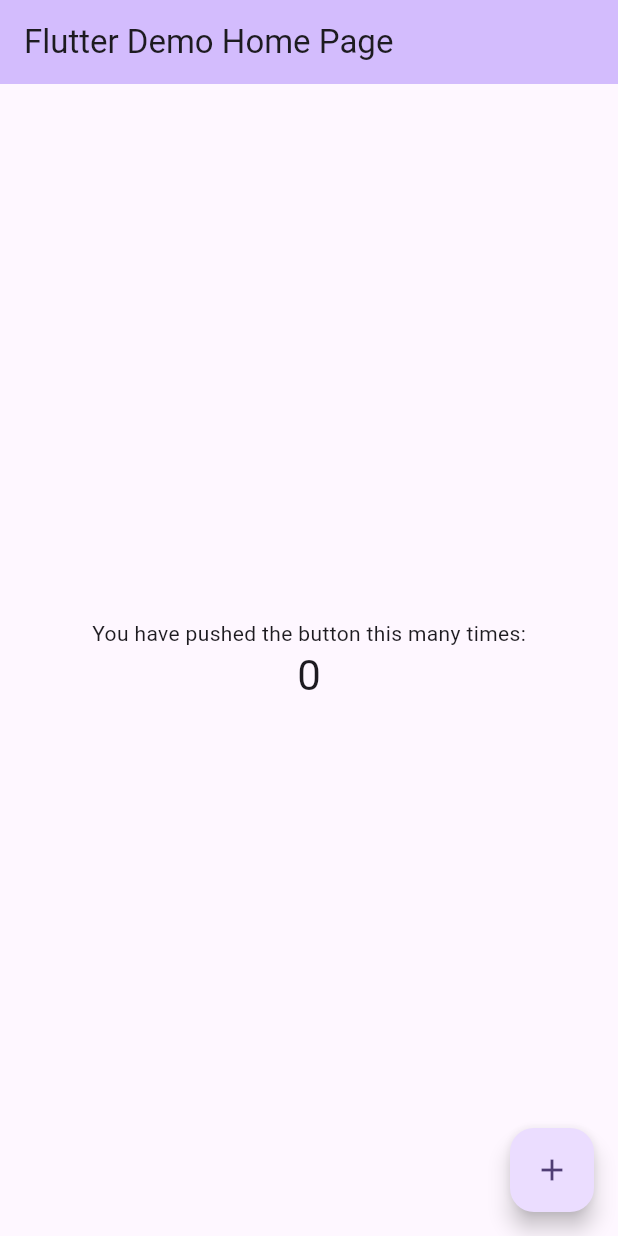
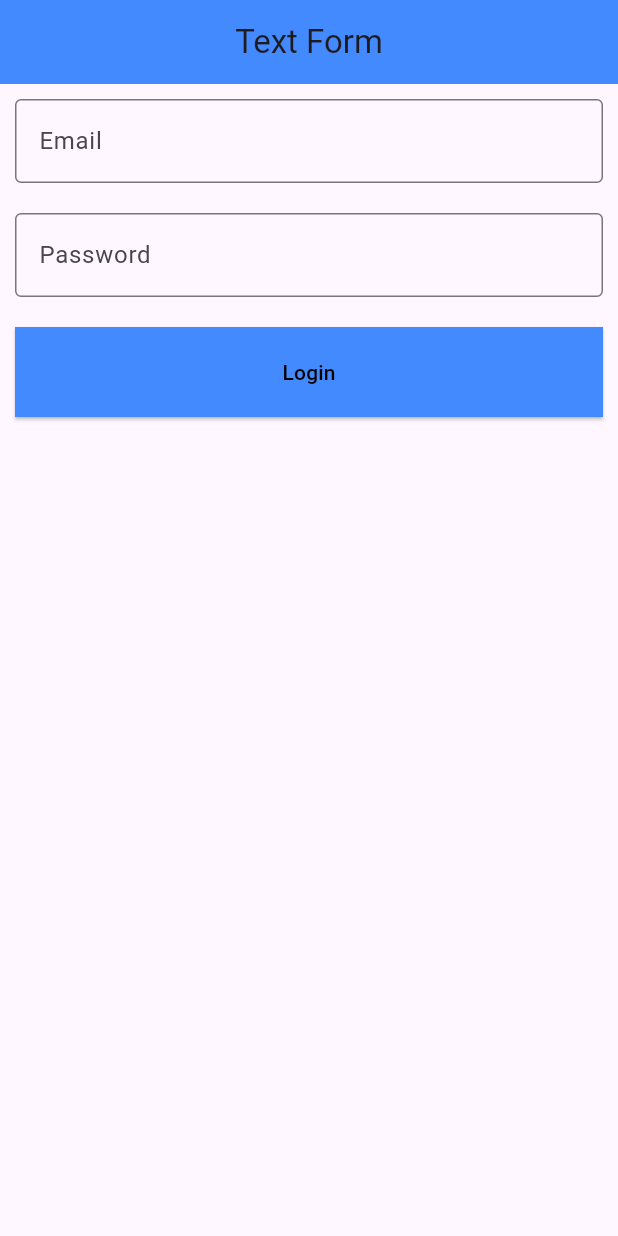
Before and after one commit to shamim36/PR-Test, a Flutter app: the screen it shows after launch, on a phone screen of 412 x 824 dp. Run offline on Flutter 3.47's test engine with Material 3 defaults, Android fonts, the phone set to English and light mode, and no system bars.

Commit message:
Texfield Style Form For Login Page Sample COde

```diff
--- a/lib/main.dart
+++ b/lib/main.dart
@@ -1,125 +1,70 @@
 import 'package:flutter/material.dart';
 
-void main() {
-  runApp(const MyApp());
-}
+void main() => runApp(const MyApp());
 
 class MyApp extends StatelessWidget {
   const MyApp({super.key});
 
-  // This widget is the root of your application.
   @override
   Widget build(BuildContext context) {
     return MaterialApp(
-      title: 'Flutter Demo',
-      theme: ThemeData(
-        // This is the theme of your application.
-        //
-        // TRY THIS: Try running your application with "flutter run". You'll see
-        // the application has a purple toolbar. Then, without quitting the app,
-        // try changing the seedColor in the colorScheme below to Colors.green
-        // and then invoke "hot reload" (save your changes or press the "hot
-        // reload" button in a Flutter-supported IDE, or press "r" if you used
-        // the command line to start the app).
-        //
-        // Notice that the counter didn't reset back to zero; the application
-        // state is not lost during the reload. To reset the state, use hot
-        // restart instead.
-        //
-        // This works for code too, not just values: Most code changes can be
-        // tested with just a hot reload.
-        colorScheme: ColorScheme.fromSeed(seedColor: Colors.deepPurple),
-        useMaterial3: true,
-      ),
-      home: const MyHomePage(title: 'Flutter Demo Home Page'),
+      title: ('Practice'),
+      color: Colors.blueAccent,
+      debugShowCheckedModeBanner: true,
+      home: Home(),
     );
   }
 }
 
-class MyHomePage extends StatefulWidget {
-  const MyHomePage({super.key, required this.title});
+class Home extends StatelessWidget {
+  Home({super.key});
 
-  // This widget is the home page of your application. It is stateful, meaning
-  // that it has a State object (defined below) that contains fields that affect
-  // how it looks.
-
-  // This class is the configuration for the state. It holds the values (in this
-  // case the title) provided by the parent (in this case the App widget) and
-  // used by the build method of the State. Fields in a Widget subclass are
-  // always marked "final".
-
-  final String title;
-
-  @override
-  State<MyHomePage> createState() => _MyHomePageState();
-}
-
-class _MyHomePageState extends State<MyHomePage> {
-  int _counter = 0;
-
-  void _incrementCounter() {
-    setState(() {
-      // This call to setState tells the Flutter framework that something has
-      // changed in this State, which causes it to rerun the build method below
-      // so that the display can reflect the updated values. If we changed
-      // _counter without calling setState(), then the build method would not be
-      // called again, and so nothing would appear to happen.
-      _counter++;
-    });
-  }
+  ButtonStyle buttonStyle = ElevatedButton.styleFrom(
+    minimumSize: const Size(double.infinity, 60),
+    backgroundColor: Colors.blueAccent,
+    foregroundColor: Colors.black,
+    shape: const RoundedRectangleBorder(
+      borderRadius: BorderRadiusDirectional.horizontal(),
+    ),
+  );
 
   @override
   Widget build(BuildContext context) {
-    // This method is rerun every time setState is called, for instance as done
-    // by the _incrementCounter method above.
-    //
-    // The Flutter framework has been optimized to make rerunning build methods
-    // fast, so that you can just rebuild anything that needs updating rather
-    // than having to individually change instances of widgets.
     return Scaffold(
       appBar: AppBar(
-        // TRY THIS: Try changing the color here to a specific color (to
-        // Colors.amber, perhaps?) and trigger a hot reload to see the AppBar
-        // change color while the other colors stay the same.
-        backgroundColor: Theme.of(context).colorScheme.inversePrimary,
-        // Here we take the value from the MyHomePage object that was created by
-        // the App.build method, and use it to set our appbar title.
-        title: Text(widget.title),
+        title: const Center(child: Text('Text Form')),
+        backgroundColor: Colors.blueAccent,
       ),
-      body: Center(
-        // Center is a layout widget. It takes a single child and positions it
-        // in the middle of the parent.
-        child: Column(
-          // Column is also a layout widget. It takes a list of children and
-          // arranges them vertically. By default, it sizes itself to fit its
-          // children horizontally, and tries to be as tall as its parent.
-          //
-          // Column has various properties to control how it sizes itself and
-          // how it positions its children. Here we use mainAxisAlignment to
-          // center the children vertically; the main axis here is the vertical
-          // axis because Columns are vertical (the cross axis would be
-          // horizontal).
-          //
-          // TRY THIS: Invoke "debug painting" (choose the "Toggle Debug Paint"
-          // action in the IDE, or press "p" in the console), to see the
-          // wireframe for each widget.
-          mainAxisAlignment: MainAxisAlignment.center,
-          children: <Widget>[
-            const Text(
-              'You have pushed the button this many times:',
+      body: Column(
+        children: [
+          Padding(
+            padding: EdgeInsets.all(10),
+            child: TextField(
+              decoration: InputDecoration(
+                  border: OutlineInputBorder(),
+                  labelText: 'Email',
+                  hintText: 'Enter your email'),
             ),
-            Text(
-              '$_counter',
-              style: Theme.of(context).textTheme.headlineMedium,
+          ),
+          Padding(
+            padding: EdgeInsets.all(10),
+            child: TextField(
+              decoration: InputDecoration(
+                  border: OutlineInputBorder(),
+                  labelText: 'Password',
+                  hintText: 'Enter your Password'),
             ),
-          ],
-        ),
+          ),
+          Padding(
+            padding: EdgeInsets.all(10),
+            child: ElevatedButton(
+              onPressed: () {},
+              child: Text('Login'),
+              style: buttonStyle,
+            ),
+          ),
+        ],
       ),
-      floatingActionButton: FloatingActionButton(
-        onPressed: _incrementCounter,
-        tooltip: 'Increment',
-        child: const Icon(Icons.add),
-      ), // This trailing comma makes auto-formatting nicer for build methods.
     );
   }
 }
```
